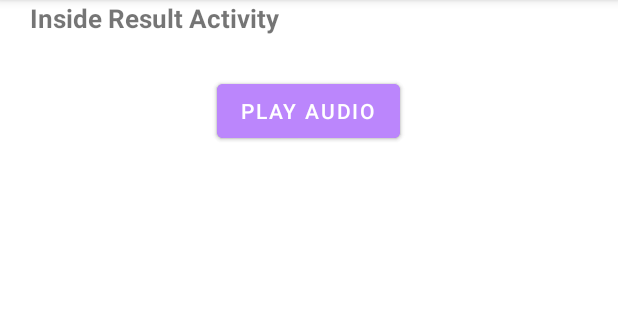
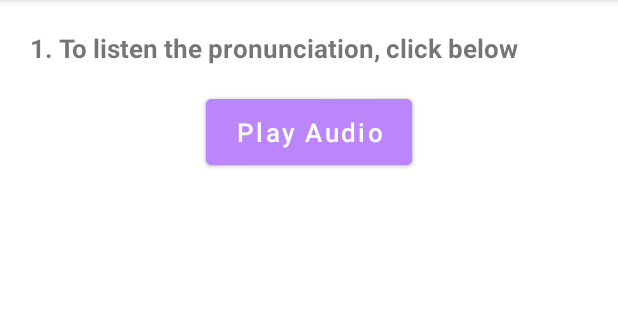
Before and after one commit to atifquamar07/Dictionary-Android-Application, an Android app: the Audio screen opened directly, with no data from a screen before it, on a phone screen of 412 x 824 dp, the part 84-404 px from its top. Run offline under Robolectric (Android 15) with nearby library versions, the phone set to English and light mode, and no system bars; network calls fail; 9 statements that could not run were skipped.

Commit message:
modifications in buttons

```diff
--- a/app/src/main/java/com/example/dictionary/fragments/Audio.kt
+++ b/app/src/main/java/com/example/dictionary/fragments/Audio.kt
@@ -55,7 +55,7 @@ class Audio : Fragment() {
             btAudio = view.findViewById(R.id.btn_audio)
             btAudio.setOnClickListener {
                 if (audioUrl.isBlank()) {
-                    Toast.makeText(requireContext(), "Audio URL is empty", Toast.LENGTH_SHORT).show()
+                    Toast.makeText(requireContext(), "Audio not available", Toast.LENGTH_SHORT).show()
                 } else {
                     val mediaPlayer = MediaPlayer()
                     mediaPlayer.setDataSource(audioUrl)
--- a/app/src/main/res/layout/activity_main.xml
+++ b/app/src/main/res/layout/activity_main.xml
@@ -40,7 +40,11 @@
         android:layout_height="wrap_content"
         android:layout_marginTop="190dp"
         android:gravity="center"
+        android:paddingHorizontal="20dp"
+        android:paddingVertical="10dp"
+        android:textSize="17sp"
         android:layout_centerHorizontal="true"
+        android:textAllCaps="false"
         android:text="Submit" />
 
 
--- a/app/src/main/res/layout/activity_result.xml
+++ b/app/src/main/res/layout/activity_result.xml
@@ -11,10 +11,11 @@
         android:id="@+id/textView"
         android:layout_width="wrap_content"
         android:layout_marginStart="20dp"
+        android:layout_marginTop="20dp"
         android:layout_height="wrap_content"
         android:textStyle="bold"
         android:textSize="17sp"
-        android:text="Inside Result Activity"
+        android:text="1. To listen the pronunciation, click below"
         tools:ignore="HardcodedText" />
 
 
@@ -23,7 +24,7 @@
         android:layout_width="match_parent"
         android:layout_height="wrap_content"
         android:name="com.example.dictionary.fragments.Audio"
-        android:layout_marginTop="50dp"
+        android:layout_marginTop="60dp"
         android:orientation="horizontal"
         tools:layout="@layout/fragment_audio"/>
 
--- a/app/src/main/res/layout/fragment_audio.xml
+++ b/app/src/main/res/layout/fragment_audio.xml
@@ -13,6 +13,10 @@
         android:layout_height="wrap_content"
         android:layout_gravity="center_horizontal"
         android:textColor="@color/white"
+        android:paddingHorizontal="20dp"
+        android:paddingVertical="10dp"
+        android:textSize="17sp"
+        android:textAllCaps="false"
         android:text="Play Audio" />
 
 </FrameLayout>
```
